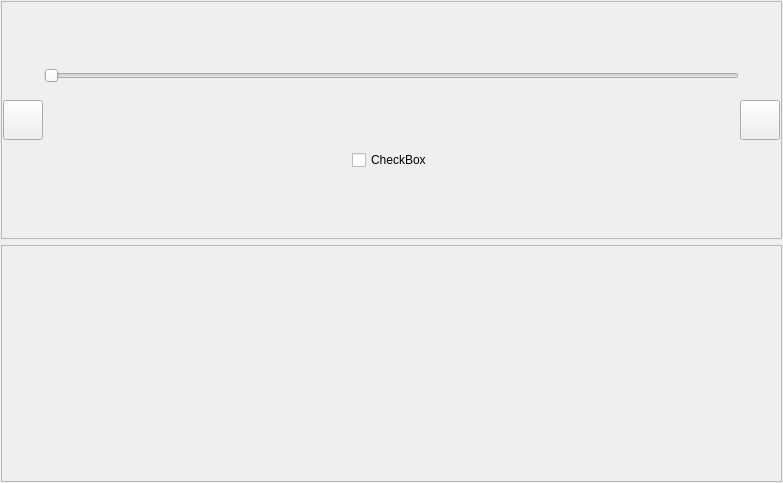
This is src/Indicators/ui/ShPIndicatorItem.ui in alexvrn/rmo as Qt 5 draws it before an edit. The edited form follows.
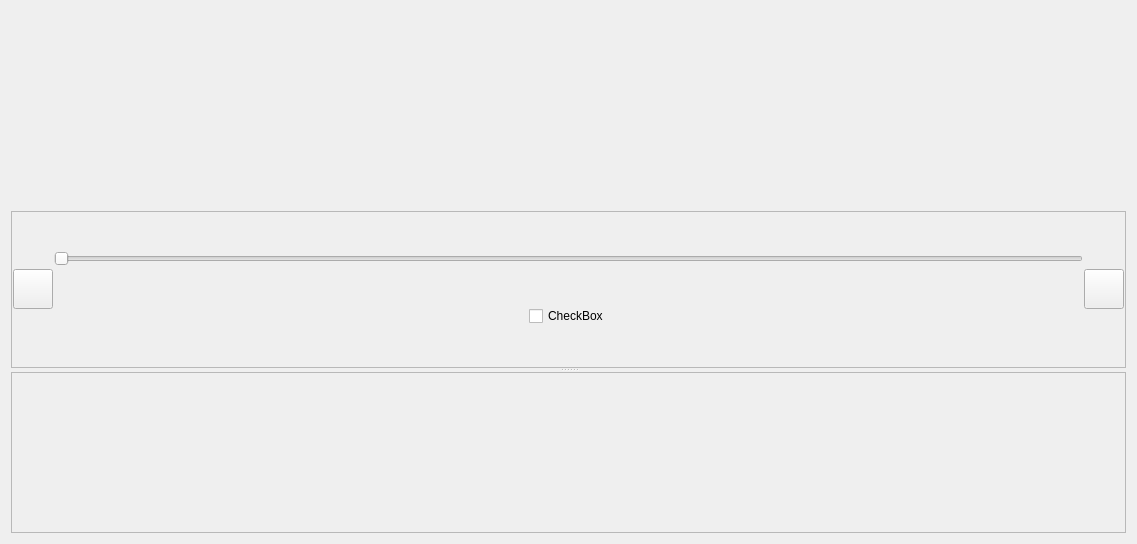
This is the edited form. Custom widgets are drawn as their Qt base class.

Commit message: Мелкие правки интерфейса

Diff of the .ui file:
```diff
--- a/src/Indicators/ui/ShPIndicatorItem.ui
+++ b/src/Indicators/ui/ShPIndicatorItem.ui
@@ -6,28 +6,62 @@
    <rect>
     <x>0</x>
     <y>0</y>
-    <width>783</width>
-    <height>483</height>
+    <width>1137</width>
+    <height>544</height>
    </rect>
   </property>
   <property name="windowTitle">
    <string>Form</string>
   </property>
-  <layout class="QVBoxLayout" name="verticalLayout_3">
+  <layout class="QGridLayout" name="gridLayout">
+   <item row="0" column="0">
+    <widget class="QSplitter" name="splitter_2">
+     <property name="orientation">
+      <enum>Qt::Vertical</enum>
+     </property>
+     <widget class="QWidget" name="widget" native="true">
+      <layout class="QVBoxLayout" name="verticalLayout">
    <property name="leftMargin">
-    <number>1</number>
+        <number>0</number>
    </property>
    <property name="topMargin">
-    <number>1</number>
+        <number>0</number>
    </property>
    <property name="rightMargin">
-    <number>1</number>
+        <number>0</number>
    </property>
    <property name="bottomMargin">
-    <number>1</number>
+        <number>0</number>
    </property>
    <item>
-    <layout class="QVBoxLayout" name="widgetsVerticalLayout"/>
+        <layout class="QHBoxLayout" name="horizontalLayout">
+         <property name="spacing">
+          <number>0</number>
+         </property>
+         <item>
+          <spacer name="verticalSpacer">
+           <property name="orientation">
+            <enum>Qt::Vertical</enum>
+           </property>
+           <property name="sizeType">
+            <enum>QSizePolicy::Minimum</enum>
+           </property>
+           <property name="sizeHint" stdset="0">
+            <size>
+             <width>0</width>
+             <height>200</height>
+            </size>
+           </property>
+          </spacer>
+         </item>
+         <item>
+          <layout class="QVBoxLayout" name="widgetsVerticalLayout">
+           <property name="spacing">
+            <number>0</number>
+           </property>
+          </layout>
+         </item>
+        </layout>
    </item>
    <item>
     <widget class="QFrame" name="frame_2">
@@ -148,7 +182,8 @@
      </layout>
     </widget>
    </item>
-   <item>
+      </layout>
+     </widget>
     <widget class="QFrame" name="frame_3">
      <property name="frameShape">
       <enum>QFrame::StyledPanel</enum>
@@ -167,7 +202,7 @@
         </property>
         <property name="sizeHint" stdset="0">
          <size>
-          <width>20</width>
+           <width>0</width>
           <height>90</height>
          </size>
         </property>
@@ -184,6 +219,7 @@
        </widget>
       </item>
      </layout>
+     </widget>
     </widget>
    </item>
   </layout>
```
Lines whose indentation alone changed are shown as unchanged. The commit also changes 3 other files.
